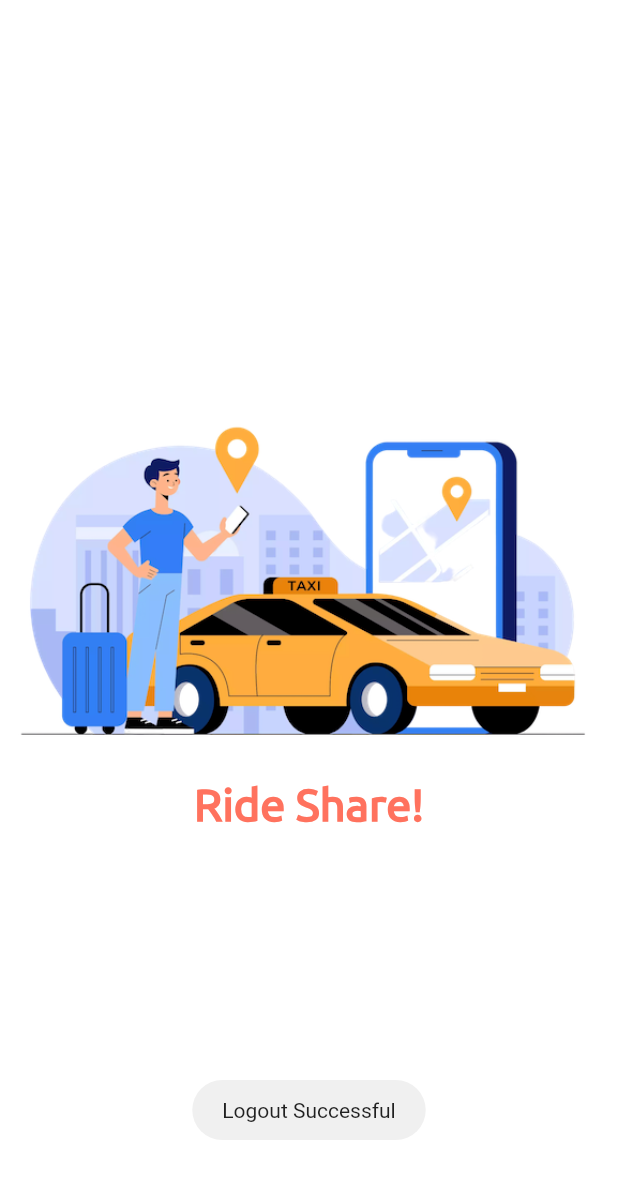
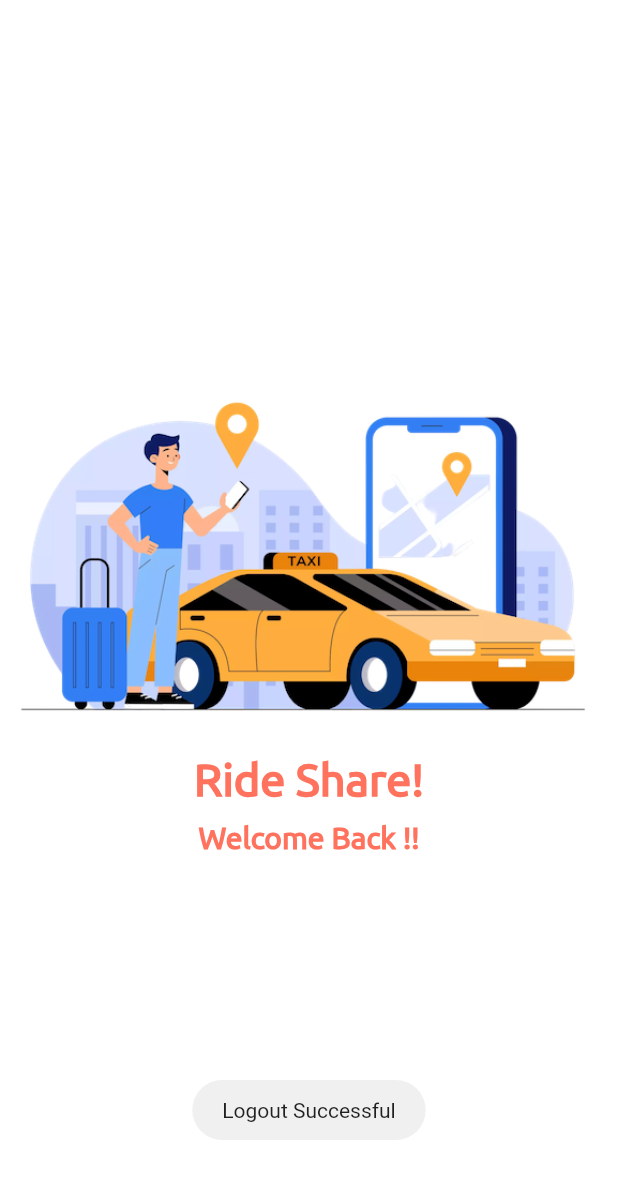
Before and after one commit to SahilMangal/RideShare-Users, a Flutter app: the MainScreen screen opened directly, after a tap on the "menu" icon, after a tap on "Logout", on a phone screen of 412 x 824 dp. Shown: the top 1179 px of the screen. Run offline on Flutter 3.47's test engine with Material 2 defaults, Android fonts, the phone set to English and light mode, and no system bars; drawn by our look-alikes of animated_text_kit; our stand-ins replace firebase_auth, firebase_core, firebase_database, fluttertoast, geolocator, google_maps_flutter and 1 more; missing offline and left inert: flutter_geofire, flutter_polyline_points; accounts and stored records are empty.

Commit message:
Added Animation and PayPal Integration

```diff
--- a/lib/splashScreen/splash_screen.dart
+++ b/lib/splashScreen/splash_screen.dart
@@ -62,7 +62,25 @@ class _MySplashScreenState extends State<MySplashScreen> {
                   color: Color(0xFFff725e),
                   fontWeight: FontWeight.bold,
                 ),
+              ),
+
+              const SizedBox(height: 10,),
+
+              DefaultTextStyle(
+                  style: const TextStyle(
+                    fontFamily: 'Ubuntu',
+                    color: Color(0xFFff725e),
+                    fontWeight: FontWeight.bold,
+                    fontSize: 20
+                  ),
+                  child: AnimatedTextKit(animatedTexts: [
+                    TyperAnimatedText("Welcome Back !!"),
+                    TyperAnimatedText("Enjoy the Experience !!"),
+                  ])
               )
+
+
+
             ],
           ),
         ),
--- a/pubspec.yaml
+++ b/pubspec.yaml
@@ -47,7 +47,8 @@ dependencies:
   flutter_geofire: ^2.0.3
   smooth_star_rating_nsafe: ^1.0.0+1
   animated_text_kit: ^4.2.2
-  intl: ^0.18.1
+  intl: ^0.18.0
+  flutter_paypal: ^0.2.0
 
 dev_dependencies:
   flutter_test:
```
Also changed, not shown: lib/mainScreens/main_screen.dart (+8 -1 lines), pubspec.lock, 4 other files.
